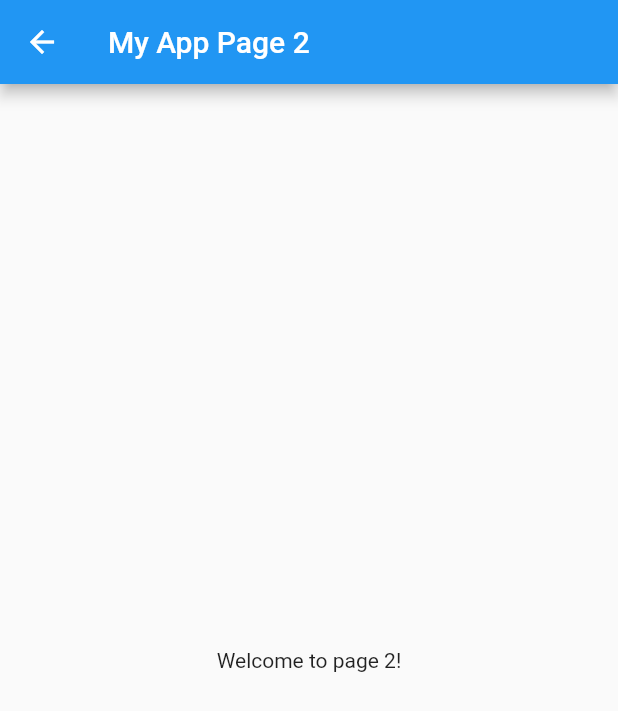
After one commit to Djeevs-Jean/flutter_esih_ecommerce, a Flutter app: the Page2 screen opened directly, on a phone screen of 412 x 824 dp. The commit adds this screen. Shown: the top 711 px of the screen. Run offline on Flutter 3.47's test engine with Material 2 defaults, Android fonts, the phone set to English and light mode, and no system bars.

```diff
--- /dev/null
+++ b/lib/drawer_pages/page_1.dart
@@ -0,0 +1,46 @@
+import 'package:flutter/material.dart';
+
+class Page1 extends StatefulWidget {
+  const Page1({Key? key}) : super(key: key);
+
+  @override
+  State<Page1> createState() => _Page1State();
+}
+
+class _Page1State extends State<Page1> {
+
+  @override
+  Widget build(BuildContext context) {
+    return Scaffold(
+      appBar: AppBar(
+        title: const Text('My App Page 1'),
+
+      ),
+      body: const Center(
+        child: Text('Welcome to page 1!'),
+      ),
+    );
+  }
+}
+
+class Page2 extends StatefulWidget {
+  const Page2({Key? key}) : super(key: key);
+
+  @override
+  State<Page2> createState() => _Page2State();
+}
+
+class _Page2State extends State<Page2> {
+
+  @override
+  Widget build(BuildContext context) {
+    return Scaffold(
+      appBar: AppBar(
+        title: const Text('My App Page 2'),
+      ),
+      body: const Center(
+        child: Text('Welcome to page 2!'),
+      ),
+    );
+  }
+}
--- a/lib/theme.dart
+++ b/lib/theme.dart
@@ -7,6 +7,12 @@ class AppTheme{
     color: Colors.white
   );
 
+  static const TextStyle titleStyleArticle = TextStyle(
+    fontSize: 16,
+    // color: Colors.white,
+    fontWeight: FontWeight.bold,
+  );
+
   static const TextStyle titleHead = TextStyle(
     fontSize: 22,
     color: Colors.white
```
Also changed, not shown: lib/main copy.dart (added, +149 -0 lines), lib/main.dart (+38 -119 lines), 2 other files.
